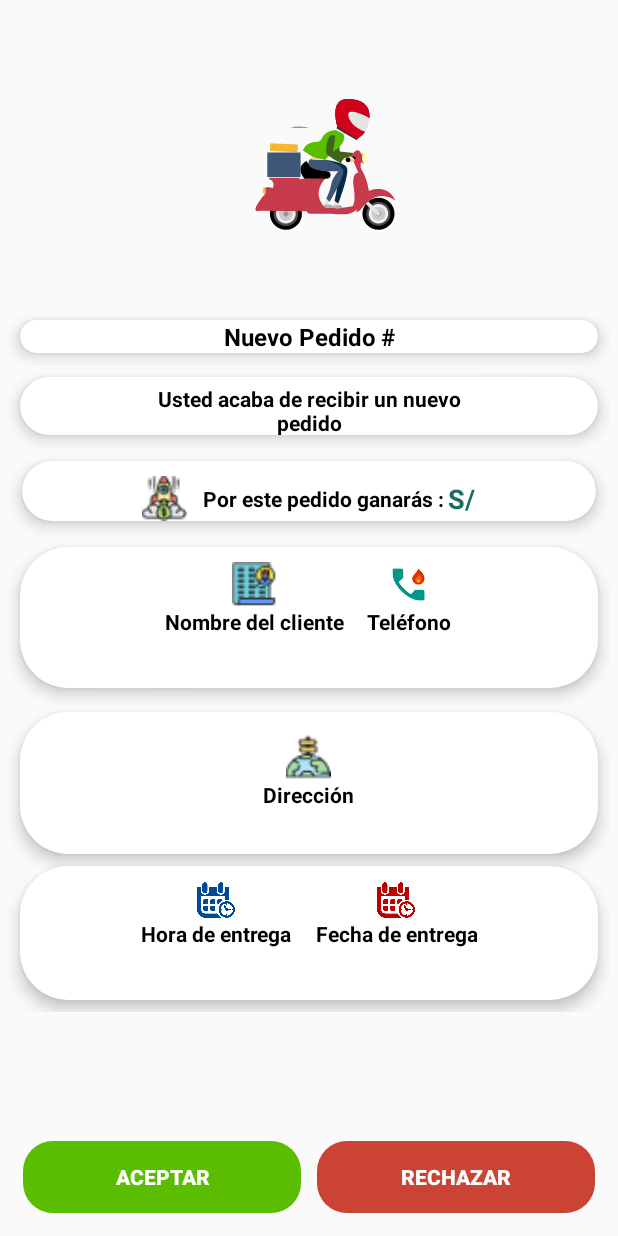
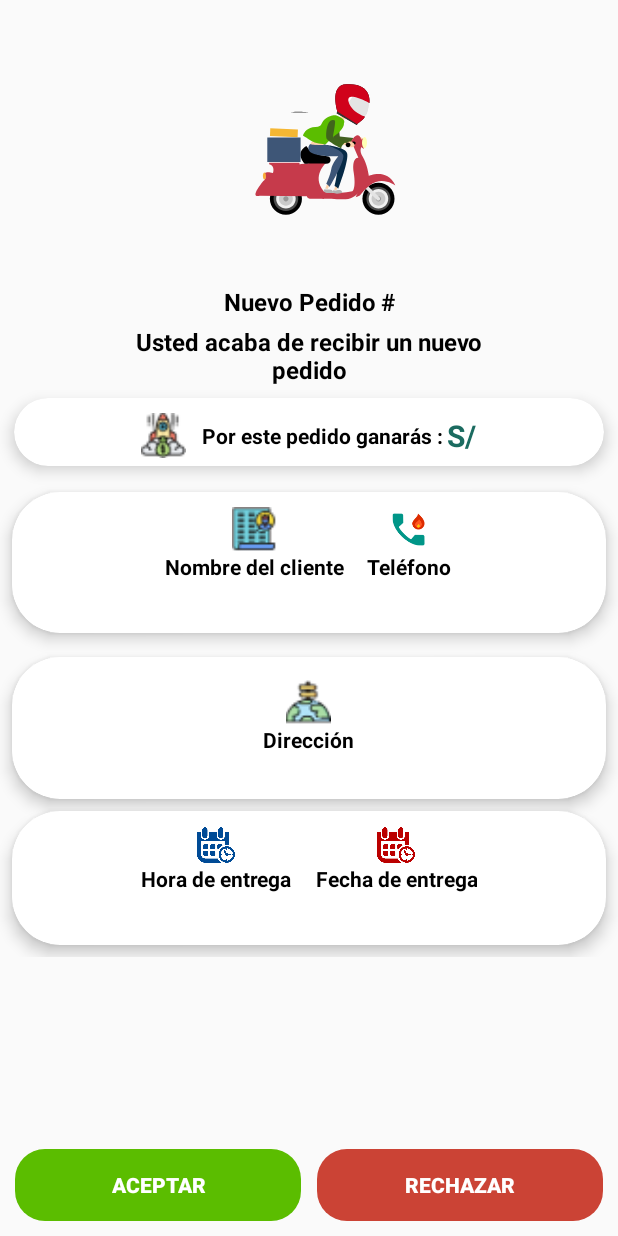
Before and after one commit to dannyroot95/GestorDePedidos, an Android app: the Notificacion screen opened directly, with no data from a screen before it, on a phone screen of 412 x 824 dp. Run offline under Robolectric (Android 15) with nearby library versions, the phone set to English and light mode, and no system bars; our stand-ins replace Firebase (no records; nobody signed in at launch, a user with empty details on screens opened directly); libraries missing offline, so code that uses them is left out: es.dmoral.toasty; 4 statements that could not run were skipped.

Commit message:
Version 10

```diff
--- a/app/src/main/java/aukde/food/gestordepedidos/paquetes/Servicios/MyFirebaseMessagingClient.java
+++ b/app/src/main/java/aukde/food/gestordepedidos/paquetes/Servicios/MyFirebaseMessagingClient.java
@@ -8,16 +8,12 @@ import android.media.RingtoneManager;
 import android.net.Uri;
 import android.os.Build;
 import android.os.PowerManager;
-
 import androidx.annotation.NonNull;
 import androidx.annotation.RequiresApi;
 import androidx.core.app.NotificationCompat;
-
 import com.google.firebase.messaging.FirebaseMessagingService;
 import com.google.firebase.messaging.RemoteMessage;
-
 import java.util.Map;
-
 import aukde.food.gestordepedidos.R;
 import aukde.food.gestordepedidos.paquetes.Actividades.Notificacion;
 import aukde.food.gestordepedidos.paquetes.Canales.NotificationHelper;
@@ -54,7 +50,7 @@ public class MyFirebaseMessagingClient extends FirebaseMessagingService {
                     String fecha = data.get("fecha");
                     String ganancia = data.get("ganancia");
                     String repartidor = data.get("repartidor");
-                    showNotificationApiOreoActions(title,body,path,idClient);
+                    //showNotificationApiOreoActions(title,body,path,idClient);
                     showNotificationApiOreoActivity(numPedido,nombre,telefono,direccion,hora,fecha,ganancia,repartidor);
                 }
                 else
@@ -73,7 +69,7 @@ public class MyFirebaseMessagingClient extends FirebaseMessagingService {
                     String fecha = data.get("fecha");
                     String ganancia = data.get("ganancia");
                     String repartidor = data.get("repartidor");
-                    showNotificationActions(title,body,path,idClient);
+                    //showNotificationActions(title,body,path,idClient);
                     showNotificationApiOreoActivity(numPedido,nombre,telefono,direccion,hora,fecha,ganancia,repartidor);
                 }
                 else {
--- a/app/src/main/res/layout/activity_notificacion.xml
+++ b/app/src/main/res/layout/activity_notificacion.xml
@@ -20,7 +20,7 @@
 
         <com.airbnb.lottie.LottieAnimationView
             android:layout_width="180dp"
-            android:layout_marginTop="20dp"
+            android:layout_marginTop="10dp"
             app:lottie_imageAssetsFolder="assets"
             app:lottie_fileName="lotieDelivery.json"
             app:lottie_loop="true"
@@ -31,7 +31,6 @@
         <LinearLayout
             android:layout_width="match_parent"
             android:orientation="vertical"
-            android:layout_margin="5dp"
             app:layout_behavior="com.google.android.material.appbar.AppBarLayout$ScrollingViewBehavior"
             android:layout_height="match_parent">
 
@@ -39,6 +38,7 @@
                 android:layout_width="match_parent"
                 android:layout_height="0dp"
                 android:layout_weight="1">
+
                 <GridLayout
                     android:columnCount="1"
                     android:columnOrderPreserved="false"
@@ -47,15 +47,6 @@
                     android:layout_width="match_parent"
                     android:layout_height="wrap_content">
 
-                    <androidx.cardview.widget.CardView
-                        android:layout_width="match_parent"
-                        android:layout_height="wrap_content"
-                        app:cardElevation="6dp"
-                        android:backgroundTint="#FFF"
-                        app:cardCornerRadius="32dp"
-                        android:layout_margin="8dp"
-
-                        >
                         <LinearLayout
                             android:layout_width="match_parent"
                             android:gravity="center"
@@ -85,18 +76,6 @@
                                 android:layout_height="wrap_content"/>
                         </LinearLayout>
 
-
-                    </androidx.cardview.widget.CardView>
-
-                    <androidx.cardview.widget.CardView
-                        android:layout_width="match_parent"
-                        android:layout_height="wrap_content"
-                        app:cardElevation="6dp"
-                        android:backgroundTint="#FFF"
-                        app:cardCornerRadius="32dp"
-                        android:layout_margin="8dp"
-
-                        >
                         <LinearLayout
                             android:layout_width="match_parent"
                             android:gravity="center"
@@ -104,7 +83,7 @@
 
                             <TextView
                                 android:layout_width="match_parent"
-                                android:textSize="14sp"
+                                android:textSize="16sp"
                                 android:textColor="#000"
                                 android:layout_marginTop="3dp"
                                 android:textAlignment="center"
@@ -115,23 +94,18 @@
 
                         </LinearLayout>
 
-
-                    </androidx.cardview.widget.CardView>
-
                     <androidx.cardview.widget.CardView
                         android:layout_width="match_parent"
                         android:layout_height="wrap_content"
                         app:cardElevation="6dp"
                         android:backgroundTint="#FFF"
                         app:cardCornerRadius="32dp"
-                        android:layout_margin="9dp"
-
-                        >
-
+                        android:layout_margin="9dp">
                         <LinearLayout
                             android:layout_width="match_parent"
                             android:layout_marginTop="10dp"
                             android:gravity="center"
+                            android:layout_marginBottom="5dp"
                             android:orientation="horizontal"
                             android:layout_height="wrap_content">
                             <ImageView
@@ -151,7 +125,7 @@
                                 android:layout_height="wrap_content"/>
                             <TextView
                                 android:layout_width="wrap_content"
-                                android:textSize="18sp"
+                                android:textSize="20sp"
                                 android:textColor="#1B6B60"
                                 android:textStyle="bold"
                                 android:text="S/"
@@ -159,7 +133,7 @@
                                 android:layout_height="wrap_content"/>
                             <TextView
                                 android:id="@+id/notifyGanancia"
-                                android:textSize="18sp"
+                                android:textSize="20sp"
                                 android:textStyle="bold"
                                 android:textColor="#1B6B60"
                                 android:layout_width="wrap_content"
@@ -208,7 +182,9 @@
                                     android:id="@+id/notifyNombreCliente"
                                     android:layout_marginTop="5dp"
                                     android:textSize="14sp"
+                                    android:layout_gravity="center"
                                     android:textStyle="bold"
+                                    android:gravity="center"
                                     android:textColor="#CB4335"
                                     android:layout_width="wrap_content"
                                     android:layout_height="wrap_content"/>
@@ -218,6 +194,7 @@
                                 android:layout_width="wrap_content"
                                 android:orientation="vertical"
                                 android:layout_gravity="center"
+                                android:gravity="center"
                                 android:layout_height="wrap_content">
 
                                 <ImageView
@@ -230,6 +207,7 @@
                                     android:textSize="14sp"
                                     android:textColor="#000"
                                     android:textStyle="bold"
+                                    android:layout_gravity="center"
                                     android:text="Teléfono"
                                     android:gravity="center"
                                     android:layout_height="wrap_content"/>
@@ -238,6 +216,7 @@
                                     android:layout_marginTop="5dp"
                                     android:textSize="14sp"
                                     android:textStyle="bold"
+                                    android:layout_gravity="center"
                                     android:textColor="#2E86C1"
                                     android:layout_width="wrap_content"
                                     android:layout_height="wrap_content"/>
```
